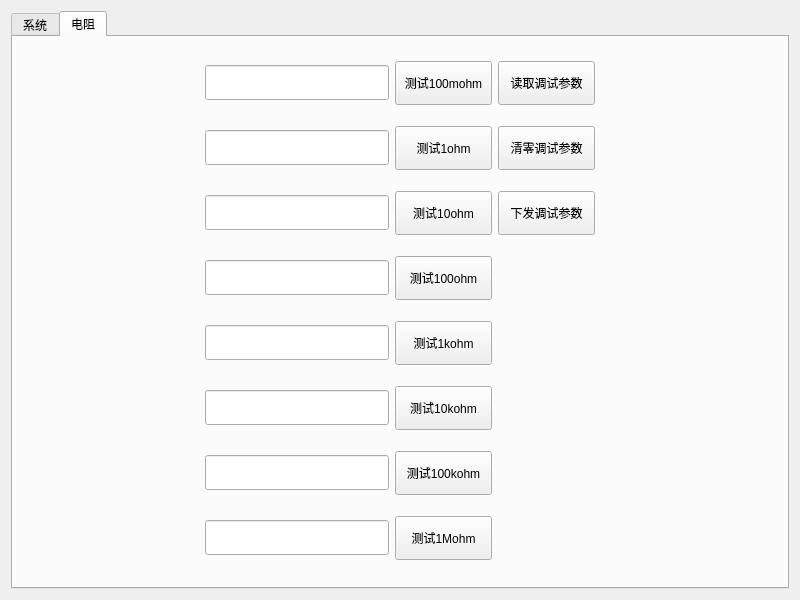
Qt form WinBack.ui (bloglink/aip-tester) before a commit.
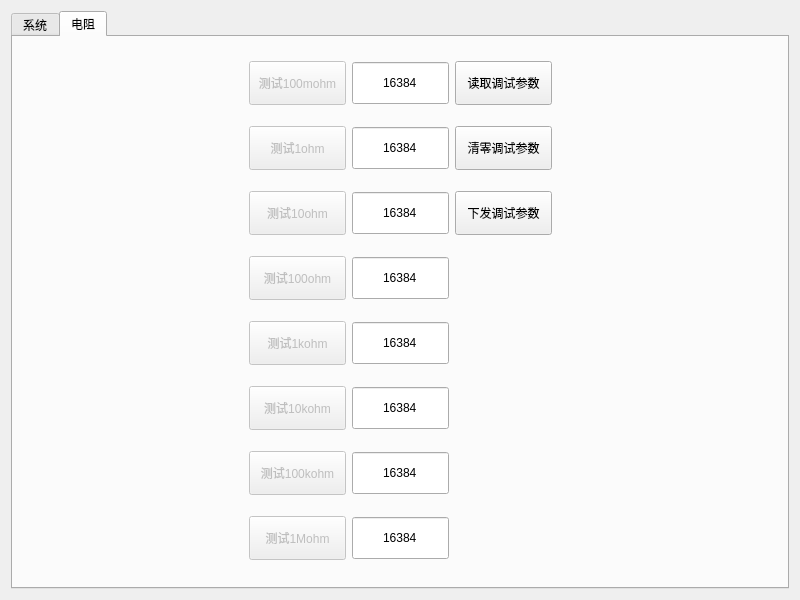
The same form after that commit.

Commit message: feat:(2.1.0.160318)后台模块添加电阻K值保存

The edit to the form file:
```diff
--- a/WinBack.ui
+++ b/WinBack.ui
@@ -16,6 +16,15 @@
   <layout class="QGridLayout" name="gridLayout">
    <item row="0" column="0">
     <widget class="QTabWidget" name="tabWidget">
+     <property name="minimumSize">
+      <size>
+       <width>97</width>
+       <height>44</height>
+      </size>
+     </property>
+     <property name="focusPolicy">
+      <enum>Qt::ClickFocus</enum>
+     </property>
      <property name="currentIndex">
       <number>1</number>
      </property>
@@ -540,8 +549,8 @@
        <string>电阻</string>
       </attribute>
       <layout class="QGridLayout" name="gridLayout_4">
-       <item row="6" column="2">
-        <widget class="QPushButton" name="BtnVersion_9">
+       <item row="1" column="4">
+        <widget class="QPushButton" name="BtnDcrParamClear">
          <property name="minimumSize">
           <size>
            <width>97</width>
@@ -549,11 +558,11 @@
           </size>
          </property>
          <property name="text">
-          <string>测试100kohm</string>
+          <string>清零调试参数</string>
          </property>
         </widget>
        </item>
-       <item row="0" column="3">
+       <item row="0" column="4">
         <widget class="QPushButton" name="BtnDcrParamRead">
          <property name="minimumSize">
           <size>
@@ -566,60 +575,274 @@
          </property>
         </widget>
        </item>
+       <item row="2" column="5">
+        <spacer name="horizontalSpacer_3">
+         <property name="orientation">
+          <enum>Qt::Horizontal</enum>
+         </property>
+         <property name="sizeHint" stdset="0">
+          <size>
+           <width>40</width>
+           <height>20</height>
+          </size>
+         </property>
+        </spacer>
+       </item>
+       <item row="1" column="2">
+        <widget class="QDoubleSpinBox" name="BoxDcrK2">
+         <property name="minimumSize">
+          <size>
+           <width>97</width>
+           <height>44</height>
+          </size>
+         </property>
+         <property name="focusPolicy">
+          <enum>Qt::ClickFocus</enum>
+         </property>
+         <property name="alignment">
+          <set>Qt::AlignCenter</set>
+         </property>
+         <property name="buttonSymbols">
+          <enum>QAbstractSpinBox::NoButtons</enum>
+         </property>
+         <property name="decimals">
+          <number>0</number>
+         </property>
+         <property name="maximum">
+          <double>65535.000000000000000</double>
+         </property>
+         <property name="value">
+          <double>16384.000000000000000</double>
+         </property>
+        </widget>
+       </item>
+       <item row="2" column="4">
+        <widget class="QPushButton" name="BtnDcrParamSend">
+         <property name="minimumSize">
+          <size>
+           <width>97</width>
+           <height>44</height>
+          </size>
+         </property>
+         <property name="text">
+          <string>下发调试参数</string>
+         </property>
+        </widget>
+       </item>
+       <item row="0" column="2">
+        <widget class="QDoubleSpinBox" name="BoxDcrK1">
+         <property name="minimumSize">
+          <size>
+           <width>97</width>
+           <height>44</height>
+          </size>
+         </property>
+         <property name="focusPolicy">
+          <enum>Qt::ClickFocus</enum>
+         </property>
+         <property name="alignment">
+          <set>Qt::AlignCenter</set>
+         </property>
+         <property name="buttonSymbols">
+          <enum>QAbstractSpinBox::NoButtons</enum>
+         </property>
+         <property name="decimals">
+          <number>0</number>
+         </property>
+         <property name="maximum">
+          <double>65535.000000000000000</double>
+         </property>
+         <property name="value">
+          <double>16384.000000000000000</double>
+         </property>
+        </widget>
+       </item>
        <item row="4" column="2">
-        <widget class="QPushButton" name="BtnVersion_6">
+        <widget class="QDoubleSpinBox" name="BoxDcrK5">
          <property name="minimumSize">
           <size>
            <width>97</width>
            <height>44</height>
           </size>
          </property>
-         <property name="text">
-          <string>测试1kohm</string>
+         <property name="focusPolicy">
+          <enum>Qt::ClickFocus</enum>
+         </property>
+         <property name="alignment">
+          <set>Qt::AlignCenter</set>
+         </property>
+         <property name="buttonSymbols">
+          <enum>QAbstractSpinBox::NoButtons</enum>
+         </property>
+         <property name="decimals">
+          <number>0</number>
+         </property>
+         <property name="maximum">
+          <double>65535.000000000000000</double>
+         </property>
+         <property name="value">
+          <double>16384.000000000000000</double>
+         </property>
+        </widget>
+       </item>
+       <item row="3" column="2">
+        <widget class="QDoubleSpinBox" name="BoxDcrK4">
+         <property name="minimumSize">
+          <size>
+           <width>97</width>
+           <height>44</height>
+          </size>
+         </property>
+         <property name="focusPolicy">
+          <enum>Qt::ClickFocus</enum>
+         </property>
+         <property name="alignment">
+          <set>Qt::AlignCenter</set>
+         </property>
+         <property name="buttonSymbols">
+          <enum>QAbstractSpinBox::NoButtons</enum>
+         </property>
+         <property name="decimals">
+          <number>0</number>
+         </property>
+         <property name="maximum">
+          <double>65535.000000000000000</double>
+         </property>
+         <property name="value">
+          <double>16384.000000000000000</double>
          </property>
         </widget>
        </item>
        <item row="5" column="2">
-        <widget class="QPushButton" name="BtnVersion_7">
+        <widget class="QDoubleSpinBox" name="BoxDcrK6">
          <property name="minimumSize">
           <size>
            <width>97</width>
            <height>44</height>
           </size>
          </property>
-         <property name="text">
-          <string>测试10kohm</string>
+         <property name="focusPolicy">
+          <enum>Qt::ClickFocus</enum>
          </property>
+         <property name="alignment">
+          <set>Qt::AlignCenter</set>
+         </property>
+         <property name="buttonSymbols">
+          <enum>QAbstractSpinBox::NoButtons</enum>
+         </property>
+         <property name="decimals">
+          <number>0</number>
+         </property>
+         <property name="maximum">
+          <double>65535.000000000000000</double>
+         </property>
+         <property name="value">
+          <double>16384.000000000000000</double>
+         </property>
         </widget>
        </item>
-       <item row="0" column="2">
-        <widget class="QPushButton" name="BtnVersion_2">
+       <item row="2" column="0">
+        <spacer name="horizontalSpacer_2">
+         <property name="orientation">
+          <enum>Qt::Horizontal</enum>
+         </property>
+         <property name="sizeHint" stdset="0">
+          <size>
+           <width>40</width>
+           <height>20</height>
+          </size>
+         </property>
+        </spacer>
+       </item>
+       <item row="6" column="2">
+        <widget class="QDoubleSpinBox" name="BoxDcrK7">
          <property name="minimumSize">
           <size>
            <width>97</width>
            <height>44</height>
           </size>
          </property>
-         <property name="text">
-          <string>测试100mohm</string>
+         <property name="focusPolicy">
+          <enum>Qt::ClickFocus</enum>
+         </property>
+         <property name="alignment">
+          <set>Qt::AlignCenter</set>
+         </property>
+         <property name="buttonSymbols">
+          <enum>QAbstractSpinBox::NoButtons</enum>
+         </property>
+         <property name="decimals">
+          <number>0</number>
+         </property>
+         <property name="maximum">
+          <double>65535.000000000000000</double>
+         </property>
+         <property name="value">
+          <double>16384.000000000000000</double>
+         </property>
+        </widget>
+       </item>
+       <item row="2" column="2">
+        <widget class="QDoubleSpinBox" name="BoxDcrK3">
+         <property name="minimumSize">
+          <size>
+           <width>97</width>
+           <height>44</height>
+          </size>
+         </property>
+         <property name="focusPolicy">
+          <enum>Qt::ClickFocus</enum>
+         </property>
+         <property name="alignment">
+          <set>Qt::AlignCenter</set>
+         </property>
+         <property name="buttonSymbols">
+          <enum>QAbstractSpinBox::NoButtons</enum>
+         </property>
+         <property name="decimals">
+          <number>0</number>
+         </property>
+         <property name="maximum">
+          <double>65535.000000000000000</double>
+         </property>
+         <property name="value">
+          <double>16384.000000000000000</double>
          </property>
         </widget>
        </item>
        <item row="7" column="2">
-        <widget class="QPushButton" name="BtnVersion_8">
+        <widget class="QDoubleSpinBox" name="BoxDcrK8">
          <property name="minimumSize">
           <size>
            <width>97</width>
            <height>44</height>
           </size>
          </property>
-         <property name="text">
-          <string>测试1Mohm</string>
+         <property name="focusPolicy">
+          <enum>Qt::ClickFocus</enum>
          </property>
+         <property name="alignment">
+          <set>Qt::AlignCenter</set>
+         </property>
+         <property name="buttonSymbols">
+          <enum>QAbstractSpinBox::NoButtons</enum>
+         </property>
+         <property name="decimals">
+          <number>0</number>
+         </property>
+         <property name="maximum">
+          <double>65535.000000000000000</double>
+         </property>
+         <property name="value">
+          <double>16384.000000000000000</double>
+         </property>
         </widget>
        </item>
-       <item row="3" column="2">
-        <widget class="QPushButton" name="BtnVersion_5">
+       <item row="0" column="1">
+        <widget class="QPushButton" name="BtnDcrGrade1">
+         <property name="enabled">
+          <bool>false</bool>
+         </property>
          <property name="minimumSize">
           <size>
            <width>97</width>
@@ -627,42 +850,15 @@
           </size>
          </property>
          <property name="text">
-          <string>测试100ohm</string>
-         </property>
-        </widget>
-       </item>
-       <item row="4" column="1">
-        <widget class="QLineEdit" name="EditDcrK5">
-         <property name="minimumSize">
-          <size>
-           <width>0</width>
-           <height>35</height>
-          </size>
-         </property>
-        </widget>
-       </item>
-       <item row="2" column="1">
-        <widget class="QLineEdit" name="EditDcrK3">
-         <property name="minimumSize">
-          <size>
-           <width>0</width>
-           <height>35</height>
-          </size>
+          <string>测试100mohm</string>
          </property>
         </widget>
        </item>
        <item row="1" column="1">
-        <widget class="QLineEdit" name="EditDcrK2">
-         <property name="minimumSize">
-          <size>
-           <width>0</width>
-           <height>35</height>
-          </size>
+        <widget class="QPushButton" name="BtnDcrGrade2">
+         <property name="enabled">
+          <bool>false</bool>
          </property>
-        </widget>
-       </item>
-       <item row="1" column="2">
-        <widget class="QPushButton" name="BtnVersion_3">
          <property name="minimumSize">
           <size>
            <width>97</width>
@@ -674,18 +870,11 @@
          </property>
         </widget>
        </item>
-       <item row="0" column="1">
-        <widget class="QLineEdit" name="EditDcrK1">
-         <property name="minimumSize">
-          <size>
-           <width>0</width>
-           <height>35</height>
-          </size>
+       <item row="2" column="1">
+        <widget class="QPushButton" name="BtnDcrGrade3">
+         <property name="enabled">
+          <bool>false</bool>
          </property>
-        </widget>
-       </item>
-       <item row="2" column="2">
-        <widget class="QPushButton" name="BtnVersion_4">
          <property name="minimumSize">
           <size>
            <width>97</width>
@@ -697,95 +886,83 @@
          </property>
         </widget>
        </item>
-       <item row="2" column="0">
-        <spacer name="horizontalSpacer_2">
-         <property name="orientation">
-          <enum>Qt::Horizontal</enum>
+       <item row="3" column="1">
+        <widget class="QPushButton" name="BtnDcrGrade4">
+         <property name="enabled">
+          <bool>false</bool>
          </property>
-         <property name="sizeHint" stdset="0">
+         <property name="minimumSize">
           <size>
-           <width>40</width>
-           <height>20</height>
+           <width>97</width>
+           <height>44</height>
           </size>
          </property>
-        </spacer>
+         <property name="text">
+          <string>测试100ohm</string>
+         </property>
+        </widget>
+       </item>
+       <item row="4" column="1">
+        <widget class="QPushButton" name="BtnDcrGrade5">
+         <property name="enabled">
+          <bool>false</bool>
+         </property>
+         <property name="minimumSize">
+          <size>
+           <width>97</width>
+           <height>44</height>
+          </size>
+         </property>
+         <property name="text">
+          <string>测试1kohm</string>
+         </property>
+        </widget>
        </item>
        <item row="5" column="1">
-        <widget class="QLineEdit" name="EditDcrK6">
+        <widget class="QPushButton" name="BtnDcrGrade6">
+         <property name="enabled">
+          <bool>false</bool>
+         </property>
          <property name="minimumSize">
           <size>
-           <width>0</width>
-           <height>35</height>
+           <width>97</width>
+           <height>44</height>
           </size>
          </property>
+         <property name="text">
+          <string>测试10kohm</string>
+         </property>
         </widget>
        </item>
        <item row="6" column="1">
-        <widget class="QLineEdit" name="EditDcrK7">
+        <widget class="QPushButton" name="BtnDcrGrade7">
+         <property name="enabled">
+          <bool>false</bool>
+         </property>
          <property name="minimumSize">
           <size>
-           <width>0</width>
-           <height>35</height>
+           <width>97</width>
+           <height>44</height>
           </size>
          </property>
+         <property name="text">
+          <string>测试100kohm</string>
+         </property>
         </widget>
        </item>
        <item row="7" column="1">
-        <widget class="QLineEdit" name="EditDcrK8">
-         <property name="minimumSize">
-          <size>
-           <width>0</width>
-           <height>35</height>
-          </size>
+        <widget class="QPushButton" name="BtnDcrGrade8">
+         <property name="enabled">
+          <bool>false</bool>
          </property>
-        </widget>
-       </item>
-       <item row="3" column="1">
-        <widget class="QLineEdit" name="EditDcrK4">
          <property name="minimumSize">
           <size>
-           <width>0</width>
-           <height>35</height>
-          </size>
-         </property>
-        </widget>
-       </item>
-       <item row="2" column="4">
-        <spacer name="horizontalSpacer_3">
-         <property name="orientation">
-          <enum>Qt::Horizontal</enum>
-         </property>
-         <property name="sizeHint" stdset="0">
-          <size>
-           <width>40</width>
-           <height>20</height>
-          </size>
-         </property>
-        </spacer>
-       </item>
-       <item row="1" column="3">
-        <widget class="QPushButton" name="BtnDcrParamClear">
-         <property name="minimumSize">
-          <size>
            <width>97</width>
            <height>44</height>
           </size>
          </property>
          <property name="text">
-          <string>清零调试参数</string>
-         </property>
-        </widget>
-       </item>
-       <item row="2" column="3">
-        <widget class="QPushButton" name="BtnDcrParamSend">
-         <property name="minimumSize">
-          <size>
-           <width>97</width>
-           <height>44</height>
-          </size>
-         </property>
-         <property name="text">
-          <string>下发调试参数</string>
+          <string>测试1Mohm</string>
          </property>
         </widget>
        </item>
```
Left out of the diff: 4 changed lines with no effect on the pictures. The commit also changes 2 other files.
